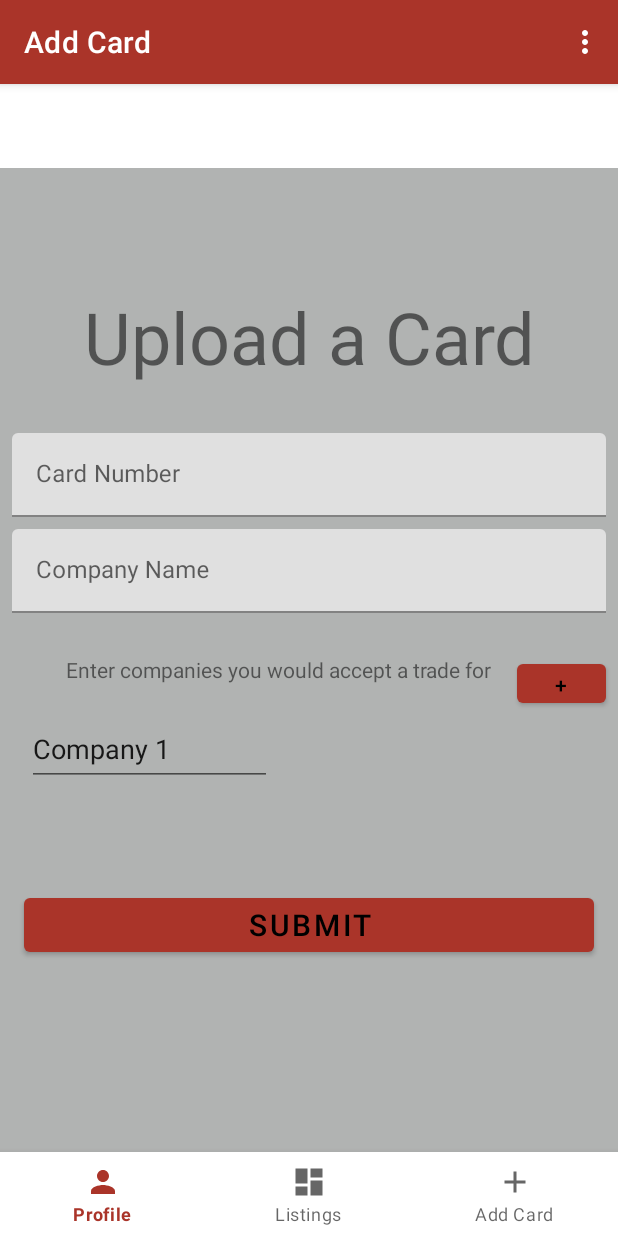
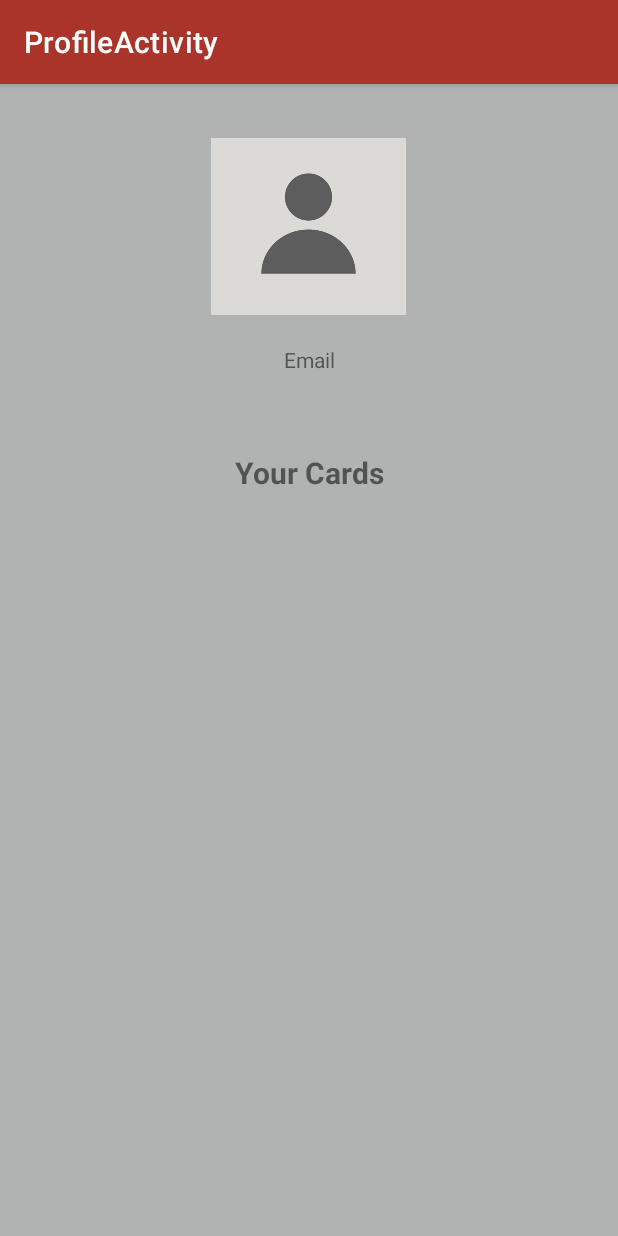
Before and after one commit to danny-doza/ReGiftCard, an Android app: the AddCardFragment screen opened through its navigation route, in the options menu, after a tap on "Profile Page", on a phone screen of 412 x 824 dp. Run offline under Robolectric (Android 15) with nearby library versions, the phone set to English and light mode, and no system bars; our stand-ins replace Firebase (no records; nobody signed in at launch, a user with empty details on screens opened directly), navigation-ui; 2 statements that could not run were skipped.

Commit message:
modified:   app/build.gradle 	modified:   app/src/main/AndroidManifest.xml 	modified:   app/src/main/java/com/csci4480/regiftcard/MainActivity.kt 	new file:   app/src/main/java/com/csci4480/regiftcard/data/GrabCards.kt 	modified:   app/src/main/java/com/csci4480/regiftcard/data/classes/Card.kt 	modified:   app/src/main/java/com/csci4480/regiftcard/ui/AddCardFragment.kt 	modified:   app/src/main/java/com/csci4480/regiftcard/ui/ProfileActivity.kt 	modified:   app/src/main/java/com/csci4480/regiftcard/ui/dashboard/DashboardFragment.kt 	modified:   app/src/main/java/com/csci4480/regiftcard/ui/home/HomeFragment.kt 	deleted:    app/src/main/java/com/csci4480/regiftcard/ui/notifications/NotificationsFragment.kt 	renamed:    app/src/main/res/layout/fragment_home.xml -> app/src/main/res/layout/activity_profile.xml 	new file:   app/src/main/res/layout/adapter_card.xml 	modified:   app/src/main/res/menu/bottom_nav_menu.xml 	modified:   app/src/main/res/navigation/mobile_navigation.xml

```diff
--- a/app/build.gradle
+++ b/app/build.gradle
@@ -50,6 +50,8 @@ dependencies {
     implementation 'androidx.navigation:navigation-fragment-ktx:2.3.3'
     implementation 'androidx.navigation:navigation-ui-ktx:2.3.3'
     implementation 'androidx.annotation:annotation:1.1.0'
+    implementation 'com.firebaseui:firebase-ui-database:4.3.2'
+
 
     // Firebase
     implementation platform('com.google.firebase:firebase-bom:26.5.0')
--- a/app/src/main/AndroidManifest.xml
+++ b/app/src/main/AndroidManifest.xml
@@ -16,7 +16,7 @@
             android:label="@string/title_activity_resetpassword"/>
         <activity
             android:name=".ui.LoginActivity"
-            android:label="@string/title_activity_login" >
+            android:label="@string/app_name" >
             <intent-filter>
                 <action android:name="android.intent.action.MAIN" />
 
@@ -26,6 +26,9 @@
         <activity
             android:name=".MainActivity"
             android:label="@string/app_name" />
+        <activity
+            android:name=".ui.ProfileActivity"
+            android:label="ProfileActivity" />
     </application>
 
 </manifest>
--- a/app/src/main/java/com/csci4480/regiftcard/MainActivity.kt
+++ b/app/src/main/java/com/csci4480/regiftcard/MainActivity.kt
@@ -1,18 +1,31 @@
 package com.csci4480.regiftcard
 
+import android.content.Intent
 import android.os.Bundle
+import android.util.Log
 import android.view.Menu
+import android.view.MenuItem
 import com.google.android.material.bottomnavigation.BottomNavigationView
 import androidx.appcompat.app.AppCompatActivity
 import androidx.navigation.findNavController
 import androidx.navigation.ui.AppBarConfiguration
 import androidx.navigation.ui.setupActionBarWithNavController
 import androidx.navigation.ui.setupWithNavController
+import com.csci4480.regiftcard.ui.LoginActivity
+import com.csci4480.regiftcard.ui.ProfileActivity
+import com.csci4480.regiftcard.utils.FirebaseMethods
+import com.google.firebase.auth.FirebaseAuth
 
 class MainActivity : AppCompatActivity() {
+    companion object {
+        private const val LOG_TAG = "448.MainActivity"
+    }
+
+    private var mAuth: FirebaseAuth = FirebaseAuth.getInstance()
 
     override fun onCreate(savedInstanceState: Bundle?) {
         super.onCreate(savedInstanceState)
+        Log.d(LOG_TAG, "onCreate() called")
         setContentView(R.layout.activity_main)
         val navView: BottomNavigationView = findViewById(R.id.nav_view)
 
@@ -20,7 +33,7 @@ class MainActivity : AppCompatActivity() {
         // Passing each menu ID as a set of Ids because each
         // menu should be considered as top level destinations.
         val appBarConfiguration = AppBarConfiguration(setOf(
-                R.id.navigation_home, R.id.navigation_dashboard, R.id.navigation_notifications))
+                R.id.navigation_dashboard, R.id.navigation_notifications))
         setupActionBarWithNavController(navController, appBarConfiguration)
         navView.setupWithNavController(navController)
     }
@@ -30,4 +43,20 @@ class MainActivity : AppCompatActivity() {
         menuInflater.inflate(R.menu.top_bar, menu)
         return true
     }
+
+    override fun onOptionsItemSelected(item: MenuItem): Boolean {
+        Log.d(LOG_TAG, "onOptionsItemSelected() called")
+        return when(item.itemId) {
+            R.id.profile_page -> {
+                startActivity(Intent(this, ProfileActivity::class.java))
+                true
+            }
+            R.id.log_out -> {
+                mAuth.signOut()
+                startActivity(Intent(this, LoginActivity::class.java))
+                true
+            }
+            else -> super.onOptionsItemSelected(item)
+        }
+    }
 }
--- /dev/null
+++ b/app/src/main/java/com/csci4480/regiftcard/data/GrabCards.kt
@@ -0,0 +1,66 @@
+package com.csci4480.regiftcard.data
+
+import android.app.Activity
+import android.util.Log
+import android.view.LayoutInflater
+import android.view.View
+import android.view.ViewGroup
+import android.widget.TextView
+import androidx.fragment.app.FragmentActivity
+import androidx.recyclerview.widget.LinearLayoutManager
+import androidx.recyclerview.widget.RecyclerView
+import com.csci4480.regiftcard.R
+import com.csci4480.regiftcard.data.classes.Card
+import com.csci4480.regiftcard.databinding.FragmentDashboardBinding
+import com.firebase.ui.database.FirebaseRecyclerOptions
+import com.google.firebase.database.DatabaseReference
+import com.google.firebase.database.FirebaseDatabase
+import com.google.firebase.database.Query
+import com.firebase.ui.database.FirebaseRecyclerAdapter as FirebaseRecyclerAdapter
+
+class GrabCards(binding: FragmentDashboardBinding) {
+    companion object {
+        private const val LOG_TAG = "448.GrabCards"
+
+
+    }
+    private lateinit var binding: FragmentDashboardBinding
+
+    class CardTextViewHolder(itemView: View): RecyclerView.ViewHolder(itemView) {
+        fun bind(item: Card) = with(itemView) {
+            itemView.findViewById<TextView>(R.id.company_name).text = item.company_name
+            itemView.findViewById<TextView>(R.id.denomination).text = item.card_worth.toString()
+            //itemView.findViewById<TextView>(R.id.companies_accepted).text = item.companies_accepted.toString()
+        }
+    }
+
+    private lateinit var cards_adapter: FirebaseRecyclerAdapter<Card, GrabCards.CardTextViewHolder>
+
+    public fun grabCards(recycler_view: RecyclerView, activity: FragmentActivity, view: RecyclerView): RecyclerView {
+        Log.d(LOG_TAG, "grabCards: Attempting to grab cards.")
+        recycler_view.hasFixedSize()
+        recycler_view.layoutManager = LinearLayoutManager(activity)
+
+        val cardsRef = FirebaseDatabase.getInstance().getReference().child("cards")
+        val cardsQuery = cardsRef.orderByChild("company_name")
+
+        val cardsOptions = FirebaseRecyclerOptions.Builder<Card>().setQuery(cardsQuery, Card::class.java).build()
+
+        cards_adapter = object: FirebaseRecyclerAdapter<Card, GrabCards.CardTextViewHolder>(cardsOptions) {
+            override fun onBindViewHolder(holder: CardTextViewHolder, position: Int, model: Card) {
+                Log.d("Binding", model.card_num)
+                holder.bind(model)
+            }
+
+            override fun onCreateViewHolder(parent: ViewGroup, viewType: Int): CardTextViewHolder {
+                var view = LayoutInflater.from(parent.context).inflate(R.layout.fragment_dashboard_item, parent, false)
+                return GrabCards.CardTextViewHolder(view)
+            }
+        }
+        recycler_view.adapter = cards_adapter
+        return view;
+    }
+
+    public fun onStart() { cards_adapter.startListening() }
+    public fun onStop() { cards_adapter.stopListening() }
+}
--- a/app/src/main/java/com/csci4480/regiftcard/data/classes/Card.kt
+++ b/app/src/main/java/com/csci4480/regiftcard/data/classes/Card.kt
@@ -1,3 +1,4 @@
 package com.csci4480.regiftcard.data.classes
 
-class Card(var company_name: String, var card_num: String)
+class Card(var company_name: String = "", var card_num: String = "", var card_worth: Int = 0, var companies_accepted: MutableList<String> = mutableListOf("")) {
+}
--- a/app/src/main/java/com/csci4480/regiftcard/ui/AddCardFragment.kt
+++ b/app/src/main/java/com/csci4480/regiftcard/ui/AddCardFragment.kt
@@ -8,17 +8,10 @@ import android.view.View
 import android.view.ViewGroup
 import android.widget.Toast
 import androidx.annotation.NonNull
-import androidx.appcompat.app.AppCompatActivity
 import androidx.core.view.isVisible
 import androidx.fragment.app.Fragment
-import androidx.lifecycle.ViewModelProvider
-import com.csci4480.regiftcard.R
 import com.csci4480.regiftcard.data.classes.Card
-import com.csci4480.regiftcard.data.classes.User
 import com.csci4480.regiftcard.databinding.FragmentAddCardBinding
-import com.csci4480.regiftcard.ui.home.HomeFragment
-import com.csci4480.regiftcard.ui.home.HomeViewModel
-import com.csci4480.regiftcard.ui.notifications.NotificationsFragment
 import com.google.firebase.auth.FirebaseAuth
 import com.google.firebase.auth.FirebaseAuth.AuthStateListener
 import com.google.firebase.database.*
@@ -81,6 +74,15 @@ class AddCardFragment: Fragment() {
         mAuth.removeAuthStateListener(mAuthListener)
     }
 
+    private fun grabCompaniesAccepted(binding: FragmentAddCardBinding): MutableList<String> {
+        val companies_accepted =
+                mutableListOf(if (binding.autoCompleteTextView1.text.toString() != "Company 1") binding.autoCompleteTextView1.text.toString() else "",
+                        if (binding.autoCompleteTextView2.text.toString() != "Company 1") binding.autoCompleteTextView2.text.toString() else "",
+                        if (binding.autoCompleteTextView3.text.toString() != "Company 1") binding.autoCompleteTextView3.text.toString() else "",
+                        if (binding.autoCompleteTextView4.text.toString() != "Company 1") binding.autoCompleteTextView1.text.toString() else "")
+        return companies_accepted
+    }
+
     private fun setupFirebaseAuth() {
         mAuthListener = AuthStateListener { firebaseAuth ->
             val user = firebaseAuth.currentUser
@@ -110,6 +112,8 @@ class AddCardFragment: Fragment() {
         Log.d(LOG_TAG, "getCardInfo() called")
         val company = binding.inputCompany.text.toString()
         val card_num = binding.inputNumber.text.toString()
+        val companies_accepted = grabCompaniesAccepted(binding)
+        val card_worth = 0
 
         if (TextUtils.isEmpty(company)) {
             Log.d(LOG_TAG, "company input field is empty.")
@@ -122,7 +126,24 @@ class AddCardFragment: Fragment() {
             return
         }
 
-        val card = Card(company, card_num)
+        if (card_worth != -1) {
+            Log.d(LOG_TAG, "card_worth input field is empty.")
+            Toast.makeText(context, "Enter card worth!", Toast.LENGTH_SHORT).show()
+            return
+        }
+
+        var company_inputted = false
+        companies_accepted.forEach {company_name ->
+            if (company_name != "")
+                company_inputted = true
+        }
+        if (!company_inputted) {
+            Log.d(LOG_TAG, "Please input at least 1 company.")
+            Toast.makeText(context, "Please input at least 1 company your are willing to accept!", Toast.LENGTH_SHORT).show()
+            return
+        }
+
+        val card = Card(company, card_num, card_worth, companies_accepted)
         val card_count_query: Query = mDatabase.child("card_count")
         card_count_query.addListenerForSingleValueEvent(object : ValueEventListener {
             override fun onDataChange(dataSnapshot: DataSnapshot) {
--- a/app/src/main/java/com/csci4480/regiftcard/ui/ProfileActivity.kt
+++ b/app/src/main/java/com/csci4480/regiftcard/ui/ProfileActivity.kt
@@ -1,7 +1,25 @@
 package com.csci4480.regiftcard.ui
 
+import android.os.Bundle
+import android.os.PersistableBundle
+import android.util.Log
 import androidx.appcompat.app.AppCompatActivity
+import androidx.lifecycle.ViewModelProvider
+import com.csci4480.regiftcard.R
+import com.csci4480.regiftcard.databinding.ActivityProfileBinding
+import com.csci4480.regiftcard.databinding.FragmentAddCardBinding
+import com.csci4480.regiftcard.ui.home.HomeFragment
+import com.csci4480.regiftcard.ui.home.HomeViewModel
 
 class ProfileActivity: AppCompatActivity() {
-
+    companion object {
+        private const val LOG_TAG = "448.ProfileActivity"
+    }
+    override fun onCreate(savedInstanceState: Bundle?) {
+        Log.d(LOG_TAG, "onCreate() called")
+        super.onCreate(savedInstanceState)
+        val binding = ActivityProfileBinding.inflate(layoutInflater)
+        val view = binding.root
+        setContentView(view)
+    }
 }
--- a/app/src/main/java/com/csci4480/regiftcard/ui/dashboard/DashboardFragment.kt
+++ b/app/src/main/java/com/csci4480/regiftcard/ui/dashboard/DashboardFragment.kt
@@ -9,10 +9,14 @@ import androidx.fragment.app.Fragment
 import androidx.lifecycle.Observer
 import androidx.lifecycle.ViewModelProvider
 import com.csci4480.regiftcard.R
+import com.csci4480.regiftcard.data.GrabCards
+import com.csci4480.regiftcard.databinding.FragmentAddCardBinding
+import com.csci4480.regiftcard.databinding.FragmentDashboardBinding
 
 class DashboardFragment : Fragment() {
 
     private lateinit var dashboardViewModel: DashboardViewModel
+    private lateinit var card_grabber: GrabCards
 
     override fun onCreateView(
             inflater: LayoutInflater,
@@ -21,11 +25,26 @@ class DashboardFragment : Fragment() {
     ): View? {
         dashboardViewModel =
                 ViewModelProvider(this).get(DashboardViewModel::class.java)
-        val root = inflater.inflate(R.layout.fragment_dashboard, container, false)
+        var binding = FragmentDashboardBinding.inflate(layoutInflater)
+        var view = binding.root
 //        val textView: TextView = root.findViewById(R.id.text_dashboard)
 //        dashboardViewModel.text.observe(viewLifecycleOwner, Observer {
 //            textView.text = it
 //        })
-        return root
+
+        card_grabber = GrabCards(binding)
+        view = card_grabber.grabCards(binding.crimeListRecyclerView, requireActivity(), view)
+
+        return view
+    }
+
+    override fun onStart() {
+        super.onStart()
+        card_grabber.onStart()
+    }
+
+    override fun onStop() {
+        super.onStop()
+        card_grabber.onStop()
     }
 }
--- a/app/src/main/java/com/csci4480/regiftcard/ui/home/HomeFragment.kt
+++ b/app/src/main/java/com/csci4480/regiftcard/ui/home/HomeFragment.kt
@@ -5,9 +5,7 @@ import android.util.Log
 import android.view.LayoutInflater
 import android.view.View
 import android.view.ViewGroup
-import android.widget.TextView
 import androidx.fragment.app.Fragment
-import androidx.lifecycle.Observer
 import androidx.lifecycle.ViewModelProvider
 import com.csci4480.regiftcard.R
 
@@ -26,7 +24,7 @@ class HomeFragment : Fragment() {
         Log.d(LOG_TAG, "onCreateView() called")
         homeViewModel =
                 ViewModelProvider(this).get(HomeViewModel::class.java)
-        val root = inflater.inflate(R.layout.fragment_home, container, false)
+        val root = inflater.inflate(R.layout.activity_profile, container, false)
         //val textView: TextView = root.findViewById(R.id.text_dashboard)
 //        homeViewModel.text.observe(viewLifecycleOwner, Observer {
 //            textView.text = it
--- a/app/src/main/res/layout/fragment_home.xml
+++ b/app/src/main/res/layout/activity_profile.xml
@@ -5,7 +5,7 @@
     android:layout_width="match_parent"
     android:layout_height="match_parent"
     android:background="@color/colorPrimary"
-    tools:context=".ui.home.HomeFragment">
+    tools:context=".ui.ProfileActivity">
 
     <ImageView
         android:id="@+id/profile_picture"
--- a/app/src/main/res/menu/bottom_nav_menu.xml
+++ b/app/src/main/res/menu/bottom_nav_menu.xml
@@ -1,10 +1,5 @@
 <?xml version="1.0" encoding="utf-8"?>
 <menu xmlns:android="http://schemas.android.com/apk/res/android">
-
-    <item
-        android:id="@+id/navigation_home"
-        android:icon="@drawable/ic_baseline_person_24"
-        android:title="@string/title_home" />
 
     <item
         android:id="@+id/navigation_dashboard"
--- a/app/src/main/res/navigation/mobile_navigation.xml
+++ b/app/src/main/res/navigation/mobile_navigation.xml
@@ -3,13 +3,7 @@
     xmlns:app="http://schemas.android.com/apk/res-auto"
     xmlns:tools="http://schemas.android.com/tools"
     android:id="@+id/mobile_navigation"
-    app:startDestination="@id/navigation_home">
-
-    <fragment
-        android:id="@+id/navigation_home"
-        android:name="com.csci4480.regiftcard.ui.home.HomeFragment"
-        android:label="@string/title_home"
-        tools:layout="@layout/fragment_home" />
+    app:startDestination="@id/navigation_dashboard">
 
     <fragment
         android:id="@+id/navigation_dashboard"
```
Also changed, not shown: app/src/main/java/com/csci4480/regiftcard/ui/notifications/NotificationsFragment.kt (deleted, +0 -118 lines), app/src/main/res/layout/adapter_card.xml (added, +45 -0 lines).
